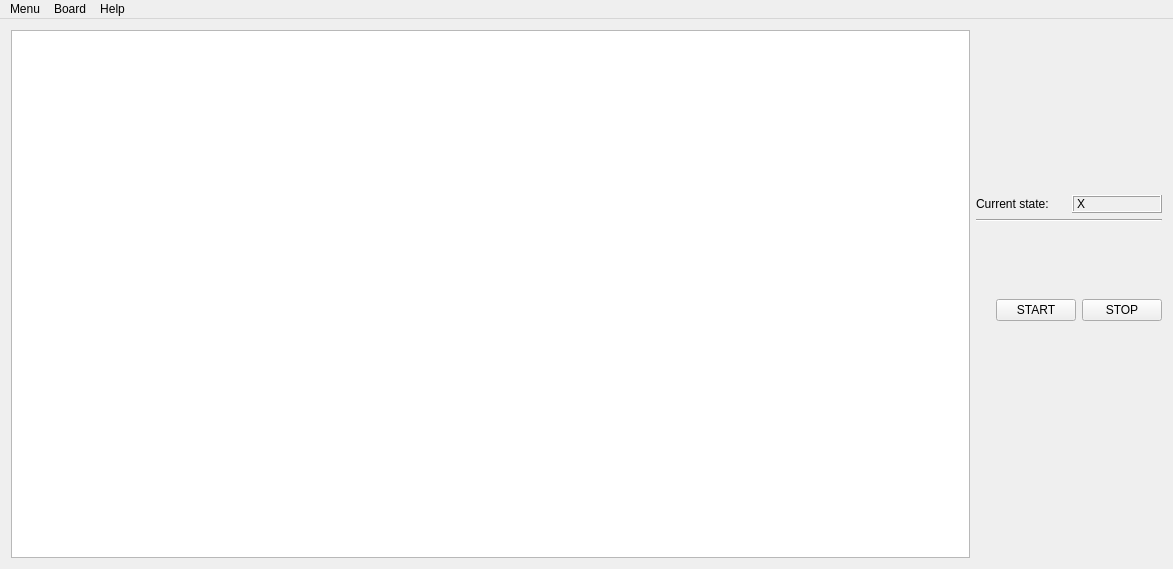
The window that GUI/forms/mainwindow.ui (matmarczuk/micromouse) describes before a commit, drawn with Qt 5.
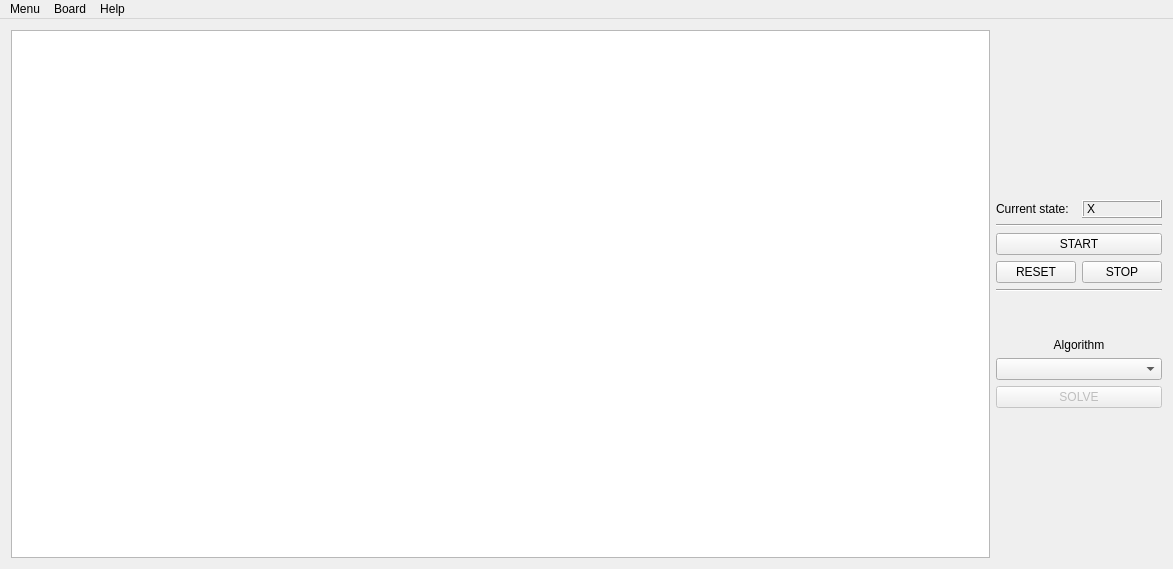
The same window after the commit.

Commit message: Add algoritm combobox

```diff
--- a/GUI/forms/mainwindow.ui
+++ b/GUI/forms/mainwindow.ui
@@ -33,6 +33,22 @@
         </property>
        </spacer>
       </item>
+      <item>
+       <spacer name="horizontalSpacer">
+        <property name="orientation">
+         <enum>Qt::Horizontal</enum>
+        </property>
+        <property name="sizeType">
+         <enum>QSizePolicy::Minimum</enum>
+        </property>
+        <property name="sizeHint" stdset="0">
+         <size>
+          <width>15</width>
+          <height>20</height>
+         </size>
+        </property>
+       </spacer>
+      </item>
       <item>
        <layout class="QHBoxLayout" name="horizontalLayout_3">
         <item>
@@ -65,8 +81,49 @@
        </widget>
       </item>
       <item>
-       <layout class="QHBoxLayout" name="horizontalLayout">
-        <item>
+       <layout class="QGridLayout" name="gridLayout">
+        <item row="9" column="0" colspan="2">
+         <widget class="QPushButton" name="solve_button">
+          <property name="enabled">
+           <bool>false</bool>
+          </property>
+          <property name="text">
+           <string>SOLVE</string>
+          </property>
+         </widget>
+        </item>
+        <item row="5" column="0" colspan="2">
+         <widget class="Line" name="line_2">
+          <property name="orientation">
+           <enum>Qt::Horizontal</enum>
+          </property>
+         </widget>
+        </item>
+        <item row="2" column="0">
+         <widget class="QPushButton" name="pushButton">
+          <property name="text">
+           <string>RESET</string>
+          </property>
+         </widget>
+        </item>
+        <item row="2" column="1">
+         <widget class="QPushButton" name="stopButton">
+          <property name="text">
+           <string>STOP</string>
+          </property>
+         </widget>
+        </item>
+        <item row="7" column="0" colspan="2">
+         <widget class="QLabel" name="label_2">
+          <property name="text">
+           <string>Algorithm</string>
+          </property>
+          <property name="alignment">
+           <set>Qt::AlignCenter</set>
+          </property>
+         </widget>
+        </item>
+        <item row="6" column="0" colspan="2">
          <spacer name="verticalSpacer">
           <property name="orientation">
            <enum>Qt::Vertical</enum>
@@ -79,20 +136,16 @@
           </property>
          </spacer>
         </item>
-        <item>
+        <item row="8" column="0" colspan="2">
+         <widget class="QComboBox" name="comboBox"/>
+        </item>
+        <item row="1" column="0" colspan="2">
          <widget class="QPushButton" name="startButton">
           <property name="text">
            <string>START</string>
           </property>
          </widget>
         </item>
-        <item>
-         <widget class="QPushButton" name="stopButton">
-          <property name="text">
-           <string>STOP</string>
-          </property>
-         </widget>
-        </item>
        </layout>
       </item>
       <item>
```
The commit also changes 7 other files.
